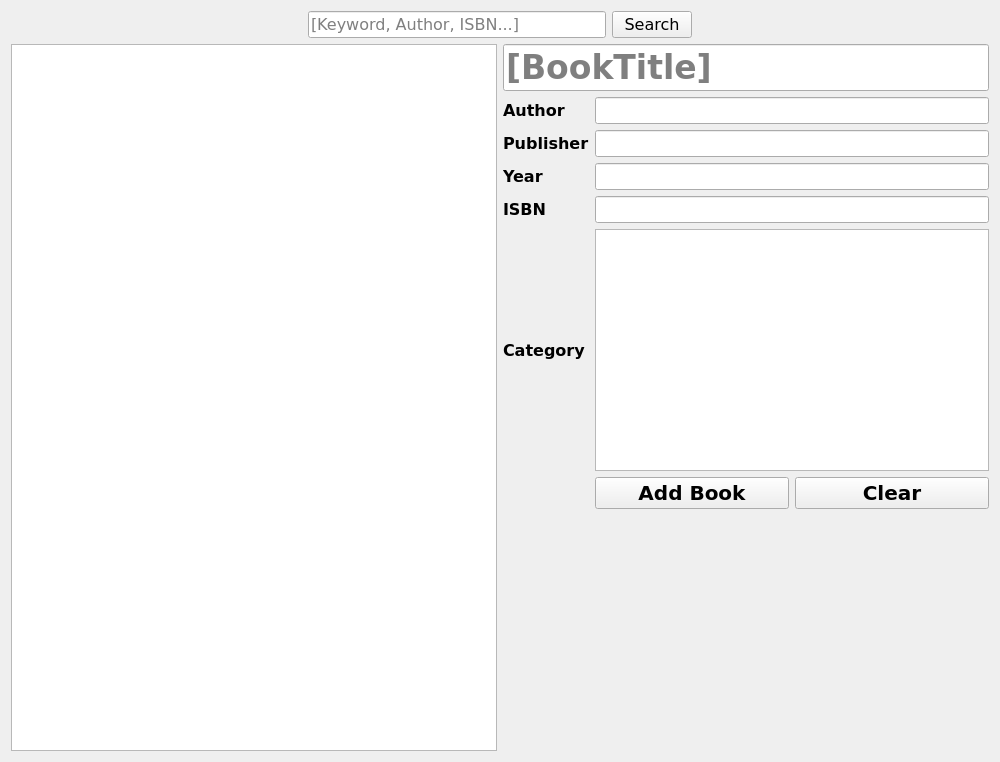
Old version of the form LibraryManagementSystem/widgets/book/bookview.ui in the repository NiroSugir/LibraryManagementSystem.
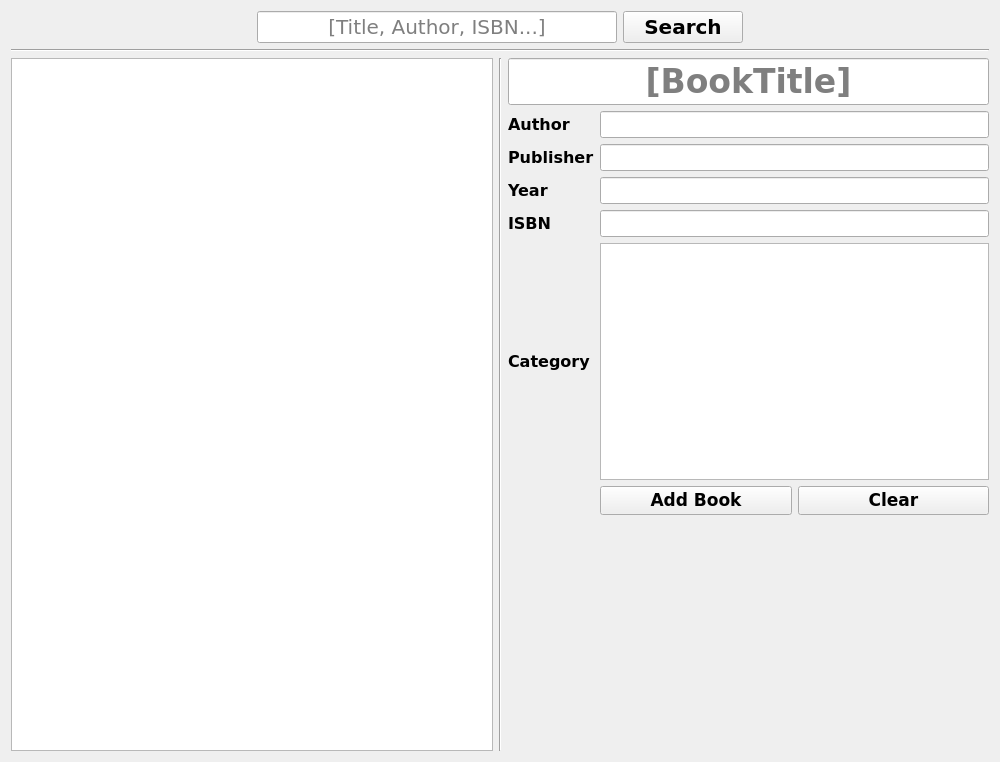
New version of the form.

Commit message: add spaces between views on book route and centered placeholder texts

Patch:
```diff
--- a/LibraryManagementSystem/widgets/book/bookview.ui
+++ b/LibraryManagementSystem/widgets/book/bookview.ui
@@ -36,14 +36,41 @@
       </spacer>
      </item>
      <item>
-      <widget class="QLineEdit" name="lineEdit_2">
+      <widget class="QLineEdit" name="lineEditSearch">
+       <property name="minimumSize">
+        <size>
+         <width>360</width>
+         <height>0</height>
+        </size>
+       </property>
+       <property name="font">
+        <font>
+         <pointsize>15</pointsize>
+        </font>
+       </property>
+       <property name="alignment">
+        <set>Qt::AlignCenter</set>
+       </property>
        <property name="placeholderText">
-        <string>[Keyword, Author, ISBN...]</string>
+        <string>[Title, Author, ISBN...]</string>
        </property>
       </widget>
      </item>
      <item>
-      <widget class="QPushButton" name="pushButton">
+      <widget class="QPushButton" name="pushButtonSearch">
+       <property name="minimumSize">
+        <size>
+         <width>120</width>
+         <height>0</height>
+        </size>
+       </property>
+       <property name="font">
+        <font>
+         <pointsize>15</pointsize>
+         <weight>75</weight>
+         <bold>true</bold>
+        </font>
+       </property>
        <property name="text">
         <string>Search</string>
        </property>
@@ -64,6 +91,13 @@
      </item>
     </layout>
    </item>
+   <item>
+    <widget class="Line" name="line">
+     <property name="orientation">
+      <enum>Qt::Horizontal</enum>
+     </property>
+    </widget>
+   </item>
    <item>
     <layout class="QHBoxLayout" name="horizontalLayout_4">
      <item>
@@ -73,6 +107,13 @@
        </item>
       </layout>
      </item>
+     <item>
+      <widget class="Line" name="line_2">
+       <property name="orientation">
+        <enum>Qt::Vertical</enum>
+       </property>
+      </widget>
+     </item>
      <item>
       <layout class="QGridLayout" name="gridLayout">
        <item row="2" column="2">
@@ -135,6 +176,9 @@
            <bold>true</bold>
           </font>
          </property>
+         <property name="alignment">
+          <set>Qt::AlignCenter</set>
+         </property>
          <property name="readOnly">
           <bool>false</bool>
          </property>
@@ -240,7 +284,7 @@
            <property name="font">
             <font>
              <family>Verdana</family>
-             <pointsize>15</pointsize>
+             <pointsize>13</pointsize>
              <weight>75</weight>
              <bold>true</bold>
             </font>
@@ -255,7 +299,7 @@
            <property name="font">
             <font>
              <family>Verdana</family>
-             <pointsize>15</pointsize>
+             <pointsize>13</pointsize>
              <weight>75</weight>
              <bold>true</bold>
             </font>
```
